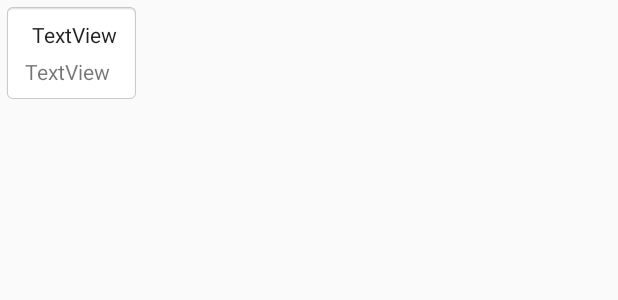
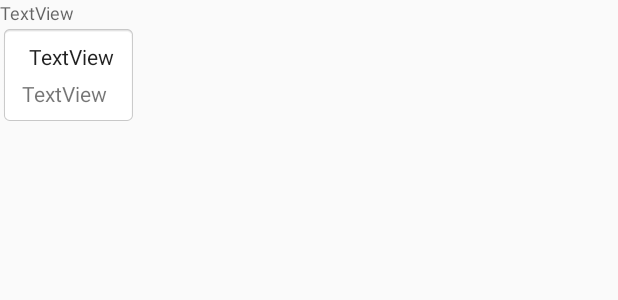
Before and after one commit to mathieuHa/pst3oeildtreapp, an Android app: the layout message.xml on its own in the app's theme, with its tools: preview values and no code run, on a phone screen of 412 x 824 dp. Shown: the top 300 px of the screen. Run offline under Robolectric (Android 15) with nearby library versions, the light colour scheme and no system bars.

Commit message:
ajout des dates sur les messages et reparation fragYear/Month TODO : la classe datePicker, stockage externe à faire

```diff
--- a/app/src/main/java/oeildtre/esiea/fr/oeildtreapp/FragMonth.java
+++ b/app/src/main/java/oeildtre/esiea/fr/oeildtreapp/FragMonth.java
@@ -81,7 +81,7 @@ public class FragMonth extends Fragment {
         final Calendar c = Calendar.getInstance();
         int mYear = c.get(Calendar.YEAR);
         int mMonth = c.get(Calendar.MONTH);
-        web = "/daily/data/month?month="+(mMonth+1)+"&year="+mYear;
+        web = "/dailydata/month?month="+(mMonth+1)+"&year="+mYear;
 
         final Button btn = (Button) month.findViewById(R.id.bdate);
         final TextView text = (TextView) month.findViewById(R.id.date);
--- a/app/src/main/res/layout/message.xml
+++ b/app/src/main/res/layout/message.xml
@@ -4,13 +4,20 @@
     android:id="@+id/msg"
     android:layout_width="match_parent"
     android:layout_height="wrap_content"
-    android:orientation="horizontal">
+    android:orientation="vertical">
+
+    <TextView
+        android:id="@+id/date"
+        android:layout_width="wrap_content"
+        android:layout_height="wrap_content"
+        android:layout_weight="1"
+        android:text="TextView"
+        android:textAppearance="@style/TextAppearance.AppCompat.Caption" />
 
     <LinearLayout
         android:id="@+id/color"
         android:layout_width="wrap_content"
         android:layout_height="wrap_content"
-        android:layout_margin="2dp"
         android:background="@android:drawable/editbox_background"
         android:orientation="vertical">
 
```
Also changed, not shown: app/src/main/java/oeildtre/esiea/fr/oeildtreapp/Tchat.java (+21 -5 lines).
